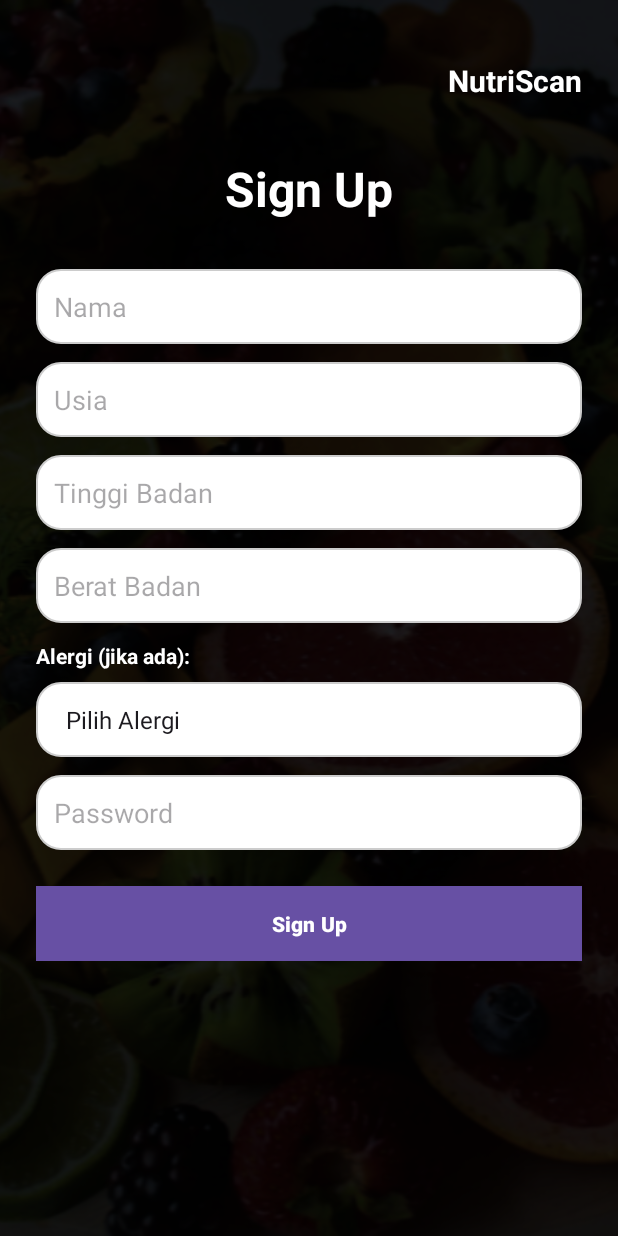
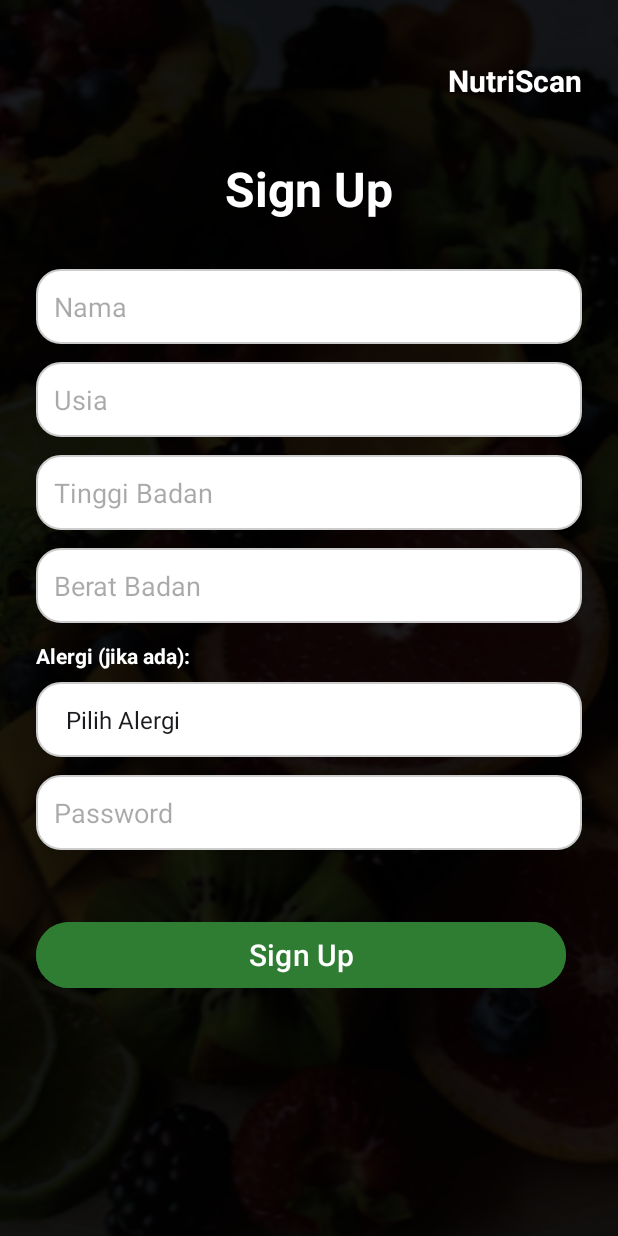
Before and after one commit to RndHanz/NutriScanAPP, an Android app: the LoginActivity screen opened directly, with no data from a screen before it, on a phone screen of 412 x 824 dp. Run offline under Robolectric (Android 15) with nearby library versions, the phone set to English and light mode, and no system bars.

Commit message:
redesain Sign Up Button

```diff
--- a/app/src/main/res/layout/login_activity.xml
+++ b/app/src/main/res/layout/login_activity.xml
@@ -131,15 +131,14 @@
 
                 <!-- Tombol Sign Up -->
                 <Button
-                    android:id="@+id/btnSignUp"
-                    android:layout_width="match_parent"
-                    android:layout_height="50dp"
+                    android:id="@+id/btnMulai"
+                    android:layout_width="353dp"
+                    android:layout_height="52dp"
+                    android:layout_marginTop="32dp"
+                    android:backgroundTint="#2E7D32"
                     android:text="Sign Up"
-                    android:textStyle="bold"
-                    android:background="#6A1B9A"
-                    android:textColor="@android:color/white"
-                    android:layout_marginTop="12dp"
-                    android:layout_marginBottom="32dp" />
+                    android:textSize="20sp"
+                    android:textColor="#FFFFFF"/>
             </LinearLayout>
         </RelativeLayout>
     </ScrollView>
--- a/app/src/main/res/layout/splashscreen_activity.xml
+++ b/app/src/main/res/layout/splashscreen_activity.xml
@@ -42,6 +42,7 @@
         android:layout_marginTop="32dp"
         android:backgroundTint="#2E7D32"
         android:text="Mulai"
+        android:textSize="20sp"
         android:textColor="#FFFFFF"
         app:layout_constraintEnd_toEndOf="parent"
         app:layout_constraintStart_toStartOf="parent"
```
